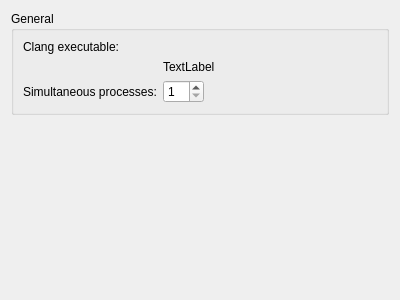
Qt form src/plugins/clangtools/clangstaticanalyzerconfigwidget.ui (qt-creator/qt-creator) before a commit.
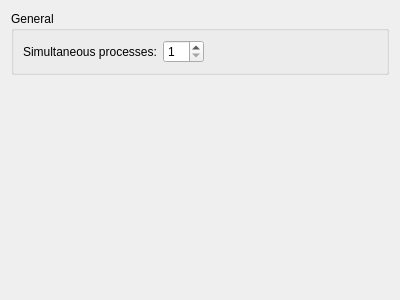
The same form after that commit. Custom widgets are drawn as their Qt base class.

Commit message:
ClangTools: Remove clang executable settings
We use custom clang executable and it does not make
sense anymore to give a choice of changing it.

The edit to the form file:
```diff
--- a/src/plugins/clangtools/clangstaticanalyzerconfigwidget.ui
+++ b/src/plugins/clangtools/clangstaticanalyzerconfigwidget.ui
@@ -21,34 +21,13 @@
      </property>
      <layout class="QFormLayout" name="formLayout">
       <item row="0" column="0">
-       <widget class="QLabel" name="label">
-        <property name="text">
-         <string>Clang executable:</string>
-        </property>
-       </widget>
-      </item>
-      <item row="0" column="1">
-       <layout class="QHBoxLayout" name="horizontalLayout">
-        <item>
-         <widget class="Utils::PathChooser" name="clangExecutableChooser" native="true"/>
-        </item>
-       </layout>
-      </item>
-      <item row="1" column="1">
-       <widget class="QLabel" name="detectedVersionLabel">
-        <property name="text">
-         <string>TextLabel</string>
-        </property>
-       </widget>
-      </item>
-      <item row="2" column="0">
        <widget class="QLabel" name="label_2">
         <property name="text">
          <string>Simultaneous processes:</string>
         </property>
        </widget>
       </item>
-      <item row="2" column="1">
+      <item row="0" column="1">
        <layout class="QHBoxLayout" name="horizontalLayout_2">
         <item>
          <widget class="QSpinBox" name="simultaneousProccessesSpinBox">
@@ -93,14 +72,6 @@
    </item>
   </layout>
  </widget>
- <customwidgets>
-  <customwidget>
-   <class>Utils::PathChooser</class>
-   <extends>QWidget</extends>
-   <header location="global">utils/pathchooser.h</header>
-   <container>1</container>
-  </customwidget>
- </customwidgets>
  <resources/>
  <connections/>
 </ui>
```
The commit also changes 20 other files.
